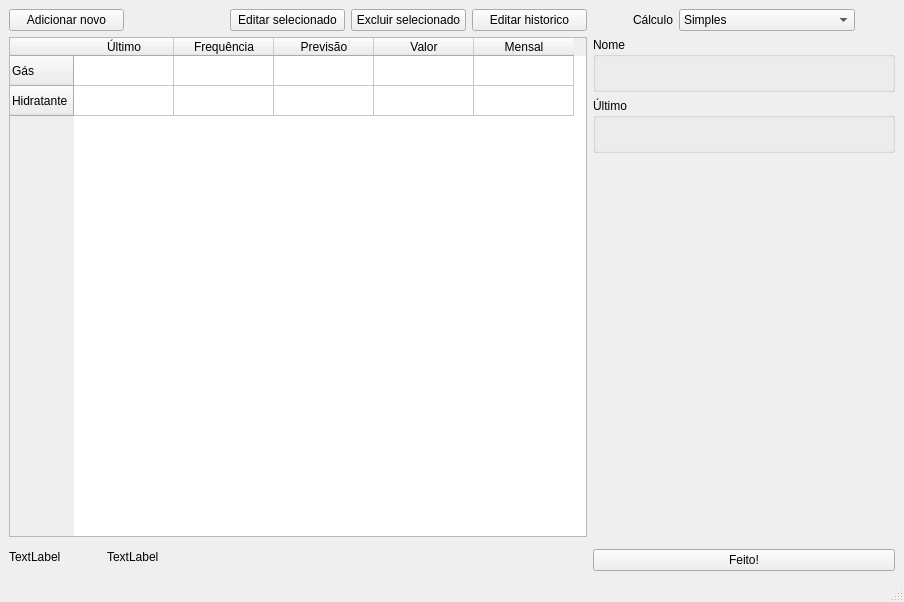
This is ui/main.ui in vazerick/futuro as Qt 5 draws it before an edit. The edited form follows.
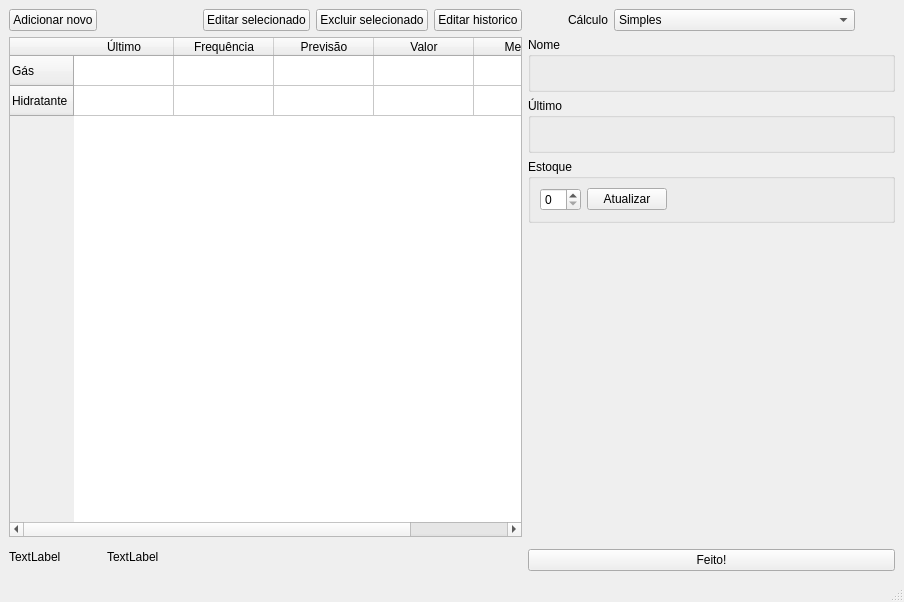
This is the edited form. Custom widgets are drawn as their Qt base class.

Commit message: Adiciona o método de estoque

The edit to the form file:
```diff
--- a/ui/main.ui
+++ b/ui/main.ui
@@ -17,7 +17,7 @@
    <string notr="true"/>
   </property>
   <widget class="QWidget" name="centralwidget">
-   <layout class="QHBoxLayout" name="horizontalLayout_4">
+   <layout class="QHBoxLayout" name="horizontalLayout_5">
     <item>
      <layout class="QVBoxLayout" name="verticalLayout">
       <item>
@@ -169,7 +169,7 @@
      </layout>
     </item>
     <item>
-     <layout class="QVBoxLayout" name="verticalLayout_3">
+     <layout class="QVBoxLayout" name="verticalLayout_2">
       <item>
        <layout class="QHBoxLayout" name="horizontalLayout_2">
         <item>
@@ -242,8 +242,6 @@
        </layout>
       </item>
       <item>
-       <layout class="QVBoxLayout" name="verticalLayout_2">
-        <item>
          <widget class="QGroupBox" name="groupNome">
           <property name="title">
            <string>Nome</string>
@@ -275,6 +273,38 @@
           </layout>
          </widget>
         </item>
+      <item>
+       <widget class="QGroupBox" name="groupBox">
+        <property name="title">
+         <string>Estoque</string>
+        </property>
+        <layout class="QHBoxLayout" name="horizontalLayout_4">
+         <item>
+          <widget class="QSpinBox" name="spinBox"/>
+         </item>
+         <item>
+          <widget class="QPushButton" name="botaoEstoque">
+           <property name="text">
+            <string>Atualizar</string>
+           </property>
+          </widget>
+         </item>
+         <item>
+          <spacer name="horizontalSpacer_6">
+           <property name="orientation">
+            <enum>Qt::Horizontal</enum>
+           </property>
+           <property name="sizeHint" stdset="0">
+            <size>
+             <width>157</width>
+             <height>20</height>
+            </size>
+           </property>
+          </spacer>
+         </item>
+        </layout>
+       </widget>
+      </item>
         <item>
          <layout class="QHBoxLayout" name="horizontalLayout_13">
           <item>
@@ -321,8 +351,6 @@
            <string>Feito!</string>
           </property>
          </widget>
-        </item>
-       </layout>
       </item>
      </layout>
     </item>
```
Lines whose indentation alone changed are shown as unchanged. The commit also changes 6 other files.
